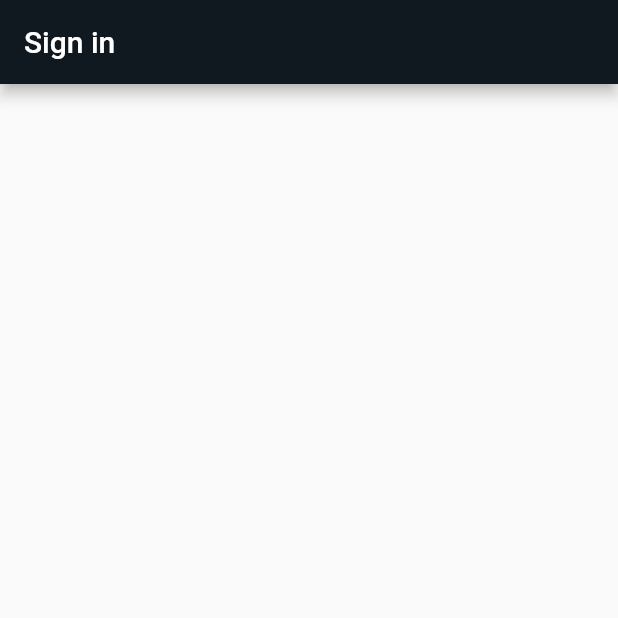
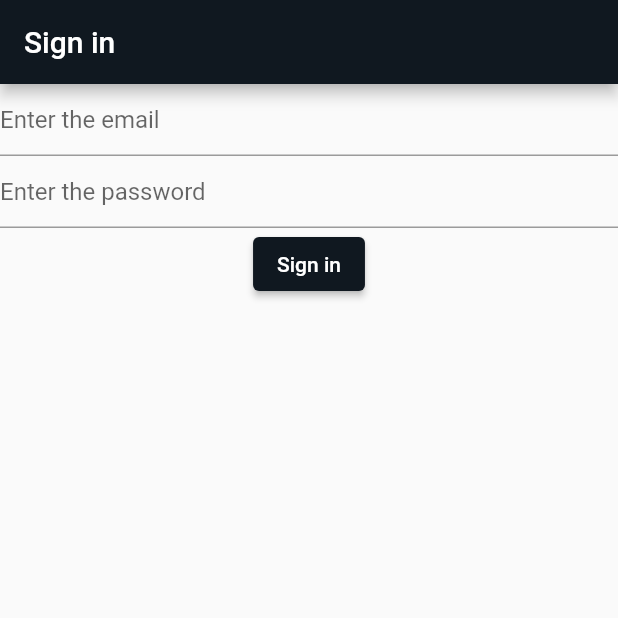
Before and after one commit to wzslr321/flutter_firebase_bloc_auth, a Flutter app: the screen it shows after launch, on a phone screen of 412 x 824 dp, the top half of it. Run offline on Flutter 3.47's test engine with Material 2 defaults, Android fonts, the phone set to English and light mode, and no system bars; our stand-ins replace firebase_auth, firebase_core, flutter_riverpod, hooks_riverpod, riverpod; accounts and stored records are empty.

Commit message:
login functionality

```diff
--- a/lib/pages/authentication/register/register_screen.dart
+++ b/lib/pages/authentication/register/register_screen.dart
@@ -1,4 +1,5 @@
 import 'package:flutter/material.dart';
+import 'package:twitter_copycat/pages/authentication/widgets/authentication_form.dart';
 
 class RegisterScreen extends StatelessWidget {
   @override
@@ -8,7 +9,9 @@ class RegisterScreen extends StatelessWidget {
         appBar: AppBar(
           title: Text('Sign in'),
         ),
-        body: Container(),
+        body: AuthenticationForm(
+          buttonText: 'Sign in',
+        ),
       ),
     );
   }
--- a/lib/pages/authentication/widgets/authentication_form.dart
+++ b/lib/pages/authentication/widgets/authentication_form.dart
@@ -0,0 +1,59 @@
+import 'package:flutter/material.dart';
+import 'package:flutter_riverpod/flutter_riverpod.dart';
+import 'package:twitter_copycat/models/authentication_service.dart';
+import 'package:twitter_copycat/providers/authentication_provider.dart';
+
+class AuthenticationForm extends StatefulWidget {
+  const AuthenticationForm({required this.buttonText});
+
+  final String buttonText;
+
+  @override
+  _AuthenticationFormState createState() => _AuthenticationFormState();
+}
+
+class _AuthenticationFormState extends State<AuthenticationForm> {
+  final _formKey = GlobalKey<FormState>();
+
+  final TextEditingController emailController = TextEditingController();
+  final TextEditingController passwordController = TextEditingController();
+
+  @override
+  Widget build(BuildContext context) {
+    return Form(
+      key: _formKey,
+      child: Column(children: <Widget>[
+        TextFormField(
+            controller: emailController,
+            decoration: const InputDecoration(hintText: 'Enter the email'),
+            validator: (value) {
+              if (value!.isEmpty) {
+                return 'Please fill the field';
+              }
+              return null;
+            }),
+        TextFormField(
+            controller: passwordController,
+            decoration: const InputDecoration(hintText: 'Enter the password'),
+            validator: (value) {
+              if (value!.isEmpty) {
+                return 'Please fill the field';
+              }
+            }),
+        ElevatedButton(
+          onPressed: () {
+            if (_formKey.currentState!.validate()) {
+              ScaffoldMessenger.of(context).showSnackBar(
+                  SnackBar(content: const Text('Authorizing...')));
+              context.read<AuthenticationService>(authServicesProvider).signIn(
+                    email: emailController.text,
+                    password: passwordController.text,
+                  );
+            }
+          },
+          child: Text(this.widget.buttonText),
+        )
+      ]),
+    );
+  }
+}
```
Also changed, not shown: 3 other files.
